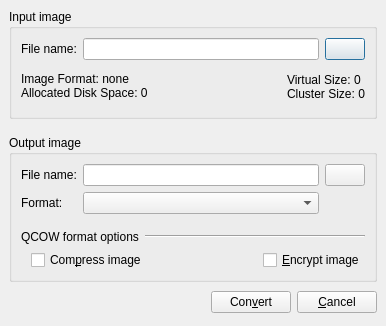
This is src/Convert_HDD_Image_Window.ui in tobimensch/aqemu as Qt 5 draws it before an edit. The edited form follows.
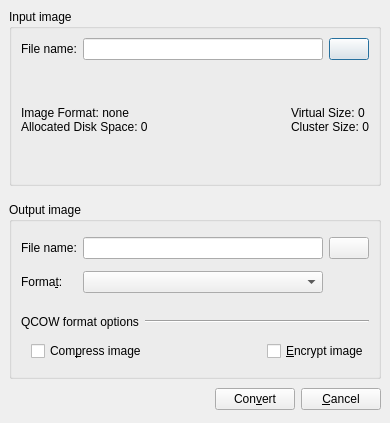
This is the edited form. Icons and pictures are not drawn.

Patch:
```diff
--- a/src/Convert_HDD_Image_Window.ui
+++ b/src/Convert_HDD_Image_Window.ui
@@ -7,8 +7,8 @@
    <rect>
     <x>0</x>
     <y>0</y>
-    <width>386</width>
-    <height>326</height>
+    <width>390</width>
+    <height>423</height>
    </rect>
   </property>
   <property name="windowTitle">
@@ -140,7 +140,7 @@
          </sizepolicy>
         </property>
         <property name="text">
-         <string>Format:</string>
+         <string>Forma&amp;t:</string>
         </property>
         <property name="buddy">
          <cstring>CB_Output_Format</cstring>
```
Left out of the diff: 12 changed lines with no effect on the pictures.
